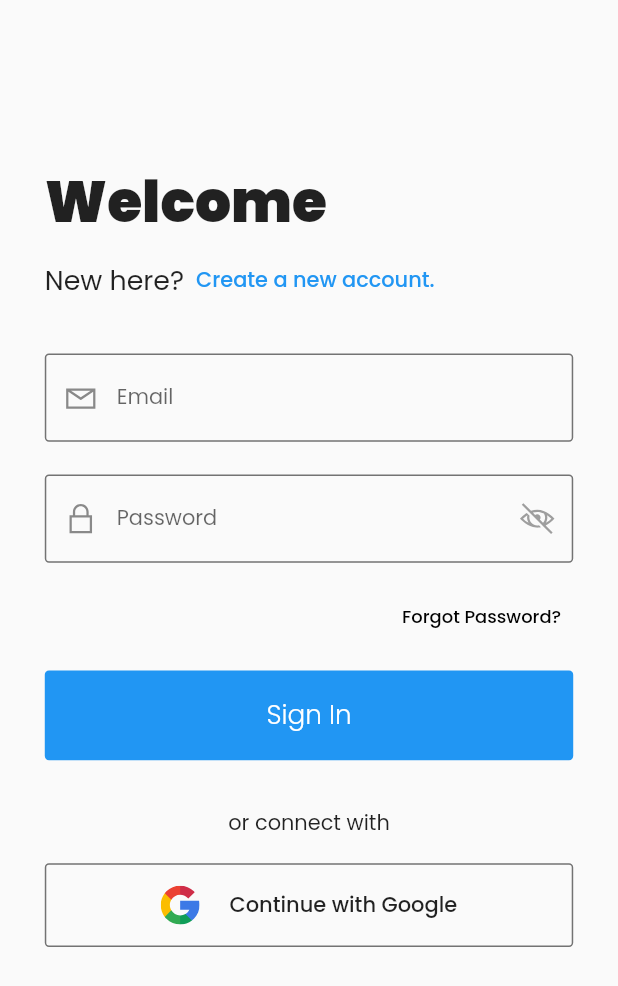
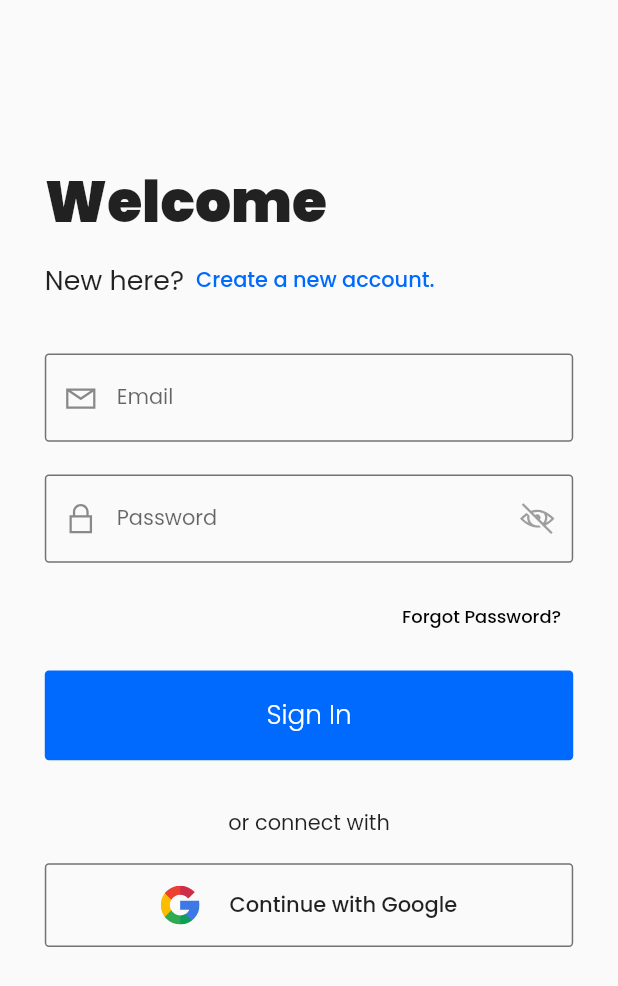
Before and after one commit to gaganyadav80/givnotes, a Flutter app: the screen it shows after launch, on a phone screen of 412 x 824 dp. Shown: the top 986 px of the screen. Run offline on Flutter 3.47's test engine with Material 2 defaults, Android fonts, the phone set to English and light mode, and no system bars; drawn by our look-alikes of velocity_x; our stand-ins replace bloc, cloud_firestore, equatable, firebase_auth, firebase_core, fluentui_system_icons and 24 more; missing offline and left inert: biometric_storage, encrypt, flutter_quill; accounts and stored records are empty.

```diff
--- a/lib/main.dart
+++ b/lib/main.dart
@@ -9,7 +9,6 @@ import 'package:flutter_screenutil/flutter_screenutil.dart';
 import 'package:get/get.dart';
 import 'package:get_storage/get_storage.dart';
 import 'package:givnotes/database/database.dart';
-import 'package:google_fonts/google_fonts.dart';
 import 'package:hydrated_bloc/hydrated_bloc.dart';
 import 'package:path_provider/path_provider.dart';
 
@@ -100,6 +99,9 @@ class _GivnotesAppState extends State<GivnotesApp> {
       title: 'Givnotes',
       theme: ThemeData(
         fontFamily: 'Poppins',
+        primaryColor: const Color(0xff006aff),
+        inputDecorationTheme:
+            const InputDecorationTheme(iconColor: Color(0xff006aff)),
         pageTransitionsTheme: const PageTransitionsTheme(
             builders: {TargetPlatform.android: ZoomPageTransitionsBuilder()}),
       ),
--- a/lib/screens/src/home.dart
+++ b/lib/screens/src/home.dart
@@ -49,7 +49,7 @@ class HomePage extends StatelessWidget {
                   BottomNavigationBarItem(
                     icon: Icon(FluentIcons.home_24_regular),
                     activeIcon: Icon(FluentIcons.home_24_filled),
-                    label: 'Home',
+                    label: 'Notes',
                   ),
                   BottomNavigationBarItem(
                     icon: Icon(CupertinoIcons.layers),
--- a/lib/screens/src/minimal_login/login_page.dart
+++ b/lib/screens/src/minimal_login/login_page.dart
@@ -22,7 +22,9 @@ class LoginPage extends StatelessWidget {
     }
 
     void _onSignUpPressed() {
+      delayedOnPressed(() {
         Navigator.of(context).pushNamed(RouterName.signupRouter);
+      });
     }
 
     return Scaffold(
@@ -126,6 +128,7 @@ class _LoginFormState extends State<LoginForm> {
   void _onForgetPasswordPressed() {
     final _emailController = TextEditingController();
     final _formKey = GlobalKey<FormState>();
+    delayedOnPressed(() {
       showDialog(
         context: context,
         builder: (context) => PassResetMailDialog(
@@ -139,6 +142,7 @@ class _LoginFormState extends State<LoginForm> {
           },
         ),
       );
+    });
   }
 
   void _onObscurePressed() {
@@ -186,10 +190,10 @@ class _LoginFormState extends State<LoginForm> {
                 maxLines: 1,
                 fieldController: _passtextController,
                 hintText: 'Password',
-                prefixIcon: const Icon(LineIcons.lock),
                 keyboardType: TextInputType.text,
                 validator: _validator.validatePassword,
                 obscureText: _isObscure,
+                prefixIcon: const Icon(LineIcons.lock),
                 suffix: _isObscure!
                     ? InkWell(
                         onTap: _onObscurePressed,
--- a/lib/screens/src/notes/notes_view.dart
+++ b/lib/screens/src/notes/notes_view.dart
@@ -151,7 +151,7 @@ class _NotesViewState extends State<NotesView> {
                           _focusNode.requestFocus();
                         },
                       ),
-                      SizedBox(width: 20.w),
+                      SizedBox(width: 10.w),
                     ],
                   )),
           ),
--- a/lib/screens/src/notes/widgets/notes_card.dart
+++ b/lib/screens/src/notes/widgets/notes_card.dart
@@ -1,5 +1,4 @@
 import 'dart:async';
-import 'dart:developer';
 
 import 'package:flutter/material.dart';
 import 'package:flutter_bloc/flutter_bloc.dart';
--- a/lib/screens/src/profile/profile_widgets.dart
+++ b/lib/screens/src/profile/profile_widgets.dart
@@ -5,7 +5,6 @@ import 'package:flutter/services.dart';
 import 'package:flutter_bloc/flutter_bloc.dart';
 import 'package:fluttertoast/fluttertoast.dart';
 import 'package:givnotes/screens/src/minimal_login/minimal_login.dart';
-import 'package:givnotes/widgets/circular_loading.dart';
 import 'package:givnotes/widgets/widgets.dart';
 import 'package:velocity_x/velocity_x.dart';
 import 'package:flutter_screenutil/flutter_screenutil.dart';
--- a/lib/screens/src/todo_timeline/todo_home.dart
+++ b/lib/screens/src/todo_timeline/todo_home.dart
@@ -3,7 +3,6 @@ import 'package:flutter/material.dart';
 import 'package:flutter_bloc/flutter_bloc.dart';
 import 'package:flutter_screenutil/flutter_screenutil.dart';
 import 'package:get/get.dart';
-import 'package:givnotes/widgets/circular_loading.dart';
 import 'package:givnotes/widgets/widgets.dart';
 import 'package:intl/intl.dart';
 import 'package:timelines/timelines.dart';
@@ -218,7 +217,8 @@ class _TodoTimelineBlocState extends State<TodoTimelineBloc> {
                                                       fontWeight:
                                                           FontWeight.bold,
                                                       fontFamily: "Roboto",
-                                                      decoration: todo.completed!
+                                                      decoration: todo
+                                                              .completed!
                                                           ? TextDecoration
                                                               .lineThrough
                                                           : TextDecoration.none,
--- a/lib/services/src/utils.dart
+++ b/lib/services/src/utils.dart
@@ -25,3 +25,7 @@ class HSpace extends StatelessWidget {
 Future<bool?> showToast({String? msg}) {
   return Fluttertoast.showToast(msg: msg!);
 }
+
+void delayedOnPressed(VoidCallback onPressed) {
+  Future.delayed(const Duration(milliseconds: 200), onPressed);
+}
--- a/lib/widgets/custom_appbar.dart
+++ b/lib/widgets/custom_appbar.dart
@@ -1,12 +1,9 @@
 import 'package:fluentui_system_icons/fluentui_system_icons.dart';
-import 'package:flutter/cupertino.dart';
 import 'package:flutter/material.dart';
 import 'package:flutter_screenutil/flutter_screenutil.dart';
 import 'package:flutter_svg/flutter_svg.dart';
 import 'package:get/get.dart';
 import 'package:givnotes/services/services.dart';
-import 'package:line_icons/line_icons.dart';
-import 'package:velocity_x/velocity_x.dart';
 
 import 'package:givnotes/routes.dart';
 import 'package:givnotes/screens/screens.dart';
--- a/lib/widgets/custom_buttons.dart
+++ b/lib/widgets/custom_buttons.dart
@@ -20,14 +20,17 @@ class BlueButton extends StatelessWidget {
   /// Default value is 60.
   final double? height;
 
-  const BlueButton(
-      {Key? key,
-      this.title,
-      required this.onPressed,
-      this.isLoading = false,
-      this.child,
-      this.height})
-      : super(key: key);
+  final Color? backgroundColor;
+
+  const BlueButton({
+    Key? key,
+    this.title,
+    required this.onPressed,
+    this.isLoading = false,
+    this.child,
+    this.height,
+    this.backgroundColor,
+  }) : super(key: key);
 
   @override
   Widget build(BuildContext context) {
@@ -42,7 +45,7 @@ class BlueButton extends StatelessWidget {
           onPressed: onPressed,
           style: TextButton.styleFrom(
             elevation: 0.0,
-            backgroundColor: Theme.of(context).primaryColor,
+            backgroundColor: backgroundColor ?? Theme.of(context).primaryColor,
             shape: RoundedRectangleBorder(borderRadius: kBorderRadius),
             padding: EdgeInsets.symmetric(vertical: 15.w),
             primary: Colors.lightBlue[900],
```
Also changed, not shown: lib/screens/src/minimal_login/verification_page.dart (+23 -30 lines), lib/screens/src/settings_page/setting_widgets.dart (+11 -15 lines). Lines whose indentation alone changed are shown as unchanged.
